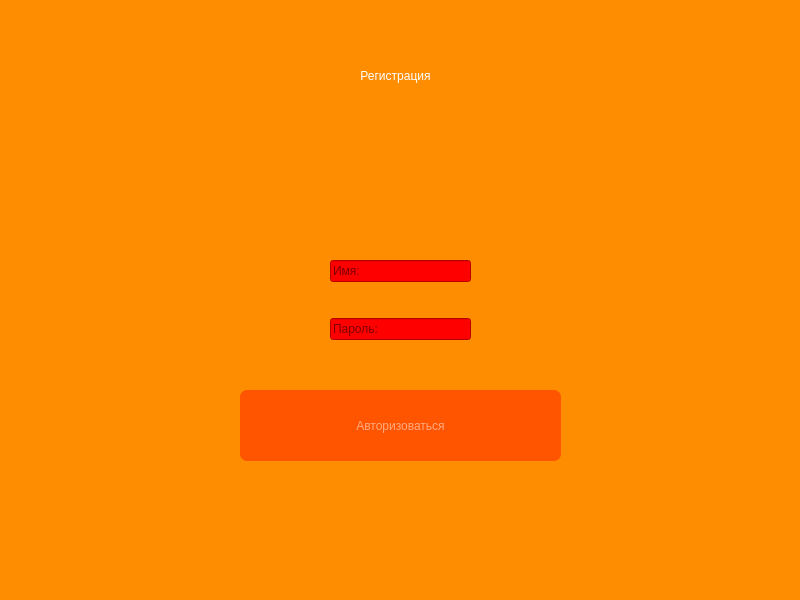
This is prjct/login.ui in darysun07/Game as Qt 5 draws it before an edit. The edited form follows.
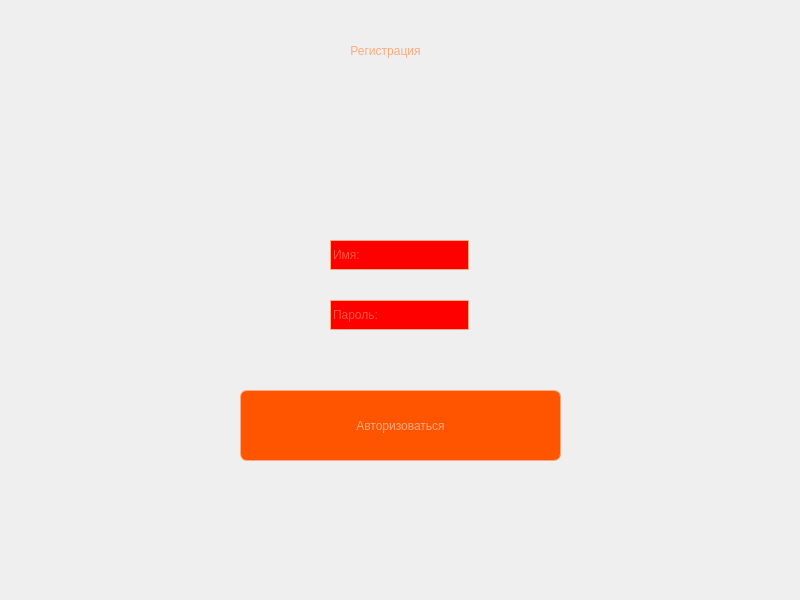
This is the edited form. Icons and pictures are not drawn.

Diff of the .ui file:
```diff
--- a/prjct/login.ui
+++ b/prjct/login.ui
@@ -14,20 +14,21 @@
    <string>SIGNUP</string>
   </property>
   <property name="styleSheet">
-   <string notr="true">background-color: rgb(255, 141, 2);</string>
+   <string notr="true">background-image: url(fon.jpg);
+background-size: cover;</string>
   </property>
   <widget class="QWidget" name="centralwidget">
    <widget class="QLabel" name="label_2">
     <property name="geometry">
      <rect>
-      <x>160</x>
-      <y>10</y>
+      <x>150</x>
+      <y>-15</y>
       <width>471</width>
       <height>131</height>
      </rect>
     </property>
     <property name="styleSheet">
-     <string notr="true">color: rgb(255, 255, 255);
+     <string notr="true">color: rgb(255, 170, 127);
 font: 25pt &quot;MV Boli&quot;;</string>
     </property>
     <property name="text">
@@ -51,7 +52,7 @@
 color: rgb(255, 170, 127);
 background-color:rgb(255, 85, 0);
 font: 14pt &quot;MS Shell Dlg 2&quot;;
-border: 1px solid rrgb(255, 0, 0);
+border: 1px solid rgb(255, 170, 127);
 border-radius: 7px;
 width: 200 px;
 height: 45px;
@@ -67,39 +68,43 @@
      <string>Авторизоваться</string>
     </property>
    </widget>
-   <widget class="QWidget" name="gridLayoutWidget">
+   <widget class="QLineEdit" name="name_save">
     <property name="geometry">
      <rect>
       <x>330</x>
-      <y>230</y>
-      <width>141</width>
-      <height>141</height>
+      <y>240</y>
+      <width>139</width>
+      <height>30</height>
      </rect>
     </property>
-    <layout class="QGridLayout" name="gridLayout">
-     <item row="3" column="0">
-      <widget class="QLineEdit" name="password_save">
-       <property name="styleSheet">
-        <string notr="true">background-color: rgb(255, 0, 0);
-font: 75 12pt &quot;MS Shell Dlg 2&quot;;</string>
-       </property>
-       <property name="placeholderText">
-        <string>Пароль:</string>
-       </property>
-      </widget>
-     </item>
-     <item row="0" column="0">
-      <widget class="QLineEdit" name="name_save">
-       <property name="styleSheet">
-        <string notr="true">background-color: rgb(255, 0, 0);
-font: 75 12pt &quot;MS Shell Dlg 2&quot;;</string>
-       </property>
-       <property name="placeholderText">
-        <string>Имя:</string>
-       </property>
-      </widget>
-     </item>
-    </layout>
+    <property name="styleSheet">
+     <string notr="true">color: rgb(255, 170, 127);
+background-color: rgb(255, 0, 0);
+font: 75 12pt &quot;MS Shell Dlg 2&quot;;
+border: 1px solid rgb(255, 170, 127);</string>
+    </property>
+    <property name="placeholderText">
+     <string>Имя:</string>
+    </property>
+   </widget>
+   <widget class="QLineEdit" name="password_save">
+    <property name="geometry">
+     <rect>
+      <x>330</x>
+      <y>300</y>
+      <width>139</width>
+      <height>30</height>
+     </rect>
+    </property>
+    <property name="styleSheet">
+     <string notr="true">color: rgb(255, 170, 127);
+background-color: rgb(255, 0, 0);
+font: 75 12pt &quot;MS Shell Dlg 2&quot;;
+border: 1px solid rgb(255, 170, 127);</string>
+    </property>
+    <property name="placeholderText">
+     <string>Пароль:</string>
+    </property>
    </widget>
   </widget>
   <widget class="QMenuBar" name="menubar">
@@ -112,7 +117,6 @@
     </rect>
    </property>
   </widget>
-  <widget class="QStatusBar" name="statusbar"/>
  </widget>
  <resources/>
  <connections/>
```
